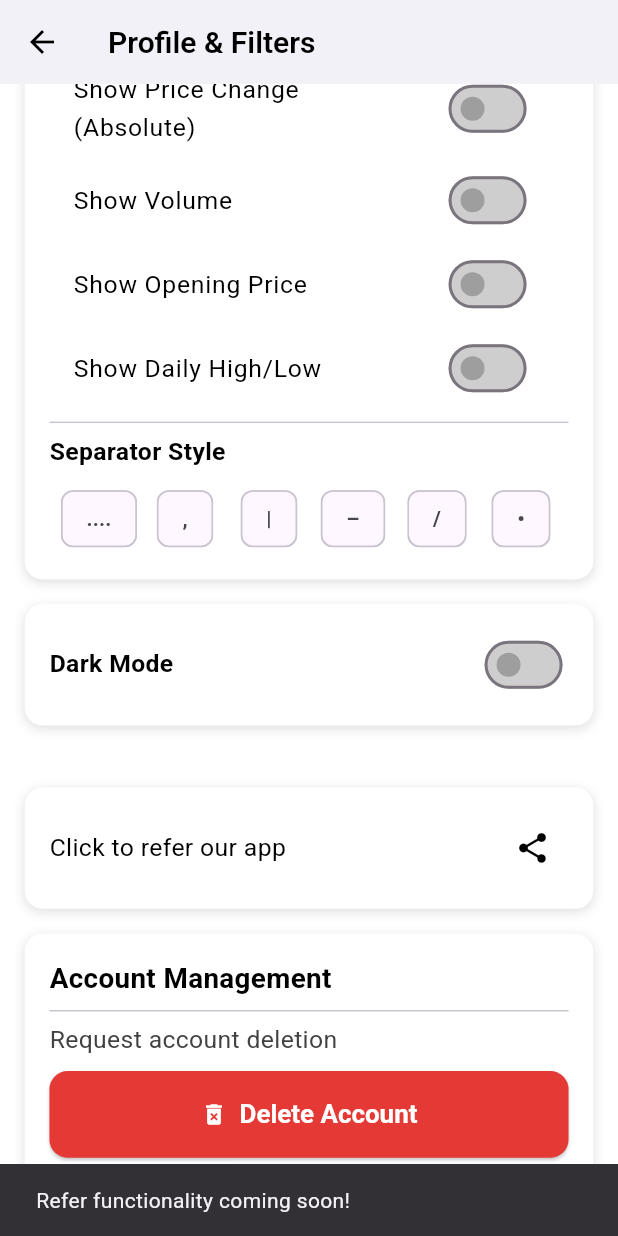
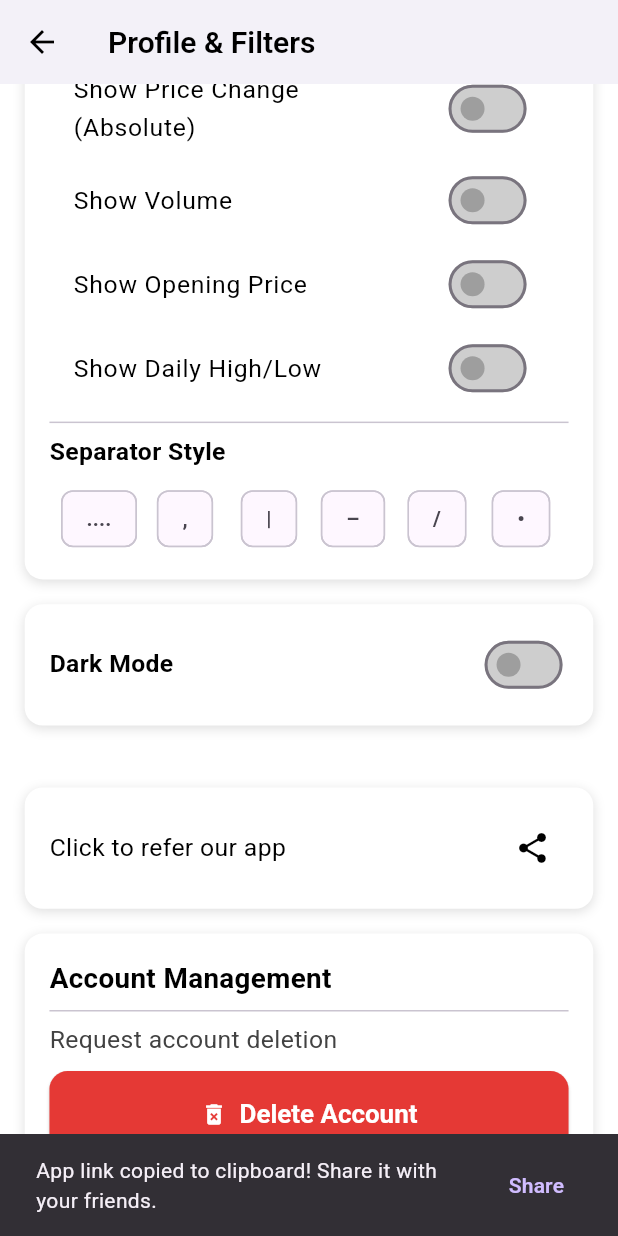
Before and after one commit to hassanabbas16/stocktok, a Flutter app: the ProfileFilterPage screen opened directly with empty values, scrolled down 576 dp, after a tap on the "share" icon, on a phone screen of 412 x 824 dp. Run offline on Flutter 3.47's test engine with Material 3 defaults, Android fonts, the phone set to English and light mode, and no system bars; drawn by our look-alikes of overlay_support; our stand-ins replace cloud_firestore, firebase_auth, firebase_core, flutter_dotenv, flutter_local_notifications; missing offline and left inert: flutter_background_service, flutter_background_service_android; accounts and stored records are empty; network calls fail.

Commit message:
Functional Improvements
added floating search bar so person can see what is being types

Added refer functionality (share_plus plugin)

Made some speed changes and reduced gap between stocks in the stream mode

Made sure the buttons scale better on larger screens

```diff
--- a/lib/pages/main_page.dart
+++ b/lib/pages/main_page.dart
@@ -34,7 +34,6 @@ class _MainPageState extends State<MainPage> with WidgetsBindingObserver {
   bool _isFloatingWindowActive = false;
   bool _isAnimationModeActive = false;
   bool _isLoading = false;
-
   // Ticker filter preferences.
   bool _tickerShowSymbol         = true;
   bool _tickerShowName           = true;
@@ -61,6 +60,8 @@ class _MainPageState extends State<MainPage> with WidgetsBindingObserver {
   void initState() {
     super.initState();
     WidgetsBinding.instance.addObserver(this);
+
+
 
     // Mark that we're on the main page (for PiP-service usage).
     Future.delayed(const Duration(milliseconds: 100), () {
@@ -433,15 +434,16 @@ class _MainPageState extends State<MainPage> with WidgetsBindingObserver {
         final minHorizontalPadding = 8.0;
         final maxHorizontalPadding = 32.0;
         final horizontalPadding = (width * 0.03).clamp(minHorizontalPadding, maxHorizontalPadding);
-        final minButtonHeight = 48.0;
-        final maxButtonHeight = 70.0;
+        final isTablet = width >= 600;
+        final minButtonHeight = isTablet ? 56.0 : 48.0;
+        final maxButtonHeight = isTablet ? 80.0 : 70.0;
         final buttonHeight = (height * 0.07).clamp(minButtonHeight, maxButtonHeight);
-        final minFontSize = 14.0;
-        final maxFontSize = 22.0;
+        final minFontSize = isTablet ? 16.0 : 14.0;
+        final maxFontSize = isTablet ? 24.0 : 22.0;
         final searchFontSize = (width * 0.04).clamp(minFontSize, maxFontSize);
-        final iconSize = (width * 0.06).clamp(24.0, 40.0);
+        final iconSize = (width * 0.06).clamp(isTablet ? 28.0 : 24.0, isTablet ? 48.0 : 40.0);
         final logoHeight = (height * 0.06).clamp(32.0, 60.0);
-        final bottomBarHeight = (height * 0.08).clamp(56.0, 80.0);
+        final bottomBarHeight = (height * 0.08).clamp(isTablet ? 64.0 : 56.0, isTablet ? 96.0 : 80.0);
 
         // If PiP mode is active, display only the PipTickerView with a close button overlay.
         if (_isFloatingWindowActive) {
@@ -579,8 +581,13 @@ class _MainPageState extends State<MainPage> with WidgetsBindingObserver {
               }
             },
             child: Scaffold(
-              backgroundColor: _darkMode ? Colors.black : null,
-              appBar: AppBar(
+              body: Stack(
+                children: [
+                  // Main content
+                  Column(
+                    children: [
+                      // AppBar
+                      AppBar(
                         elevation: 0,
                         automaticallyImplyLeading: false,
                         centerTitle: true,
@@ -588,19 +595,12 @@ class _MainPageState extends State<MainPage> with WidgetsBindingObserver {
                           mainAxisAlignment: MainAxisAlignment.center,
                           children: [
                             Image.asset('assets/icons/auth_logo.png', height: logoHeight),
-                    SizedBox(width: 8),
-                    Text(
-                      'Stock Stream',
-                      style: TextStyle(
-                        fontSize: logoHeight * 0.4,
-                        fontWeight: FontWeight.bold,
-                        color: isDark ? Colors.white : Colors.black,
-                      ),
-                    ),
                           ],
                         ),
                       ),
-              body: _isLoading
+                      // Body content
+                      Expanded(
+                        child: _isLoading
                             ? const Center(child: CircularProgressIndicator())
                             : filteredWatchlist.isEmpty
                                 ? Center(
@@ -676,7 +676,9 @@ class _MainPageState extends State<MainPage> with WidgetsBindingObserver {
                                       },
                                     ),
                                   ),
-              bottomNavigationBar: Material(
+                      ),
+                      // Bottom navigation bar
+                      Material(
                         elevation: 8,
                         child: Container(
                           height: bottomBarHeight,
@@ -703,7 +705,7 @@ class _MainPageState extends State<MainPage> with WidgetsBindingObserver {
                                     controller: _searchController,
                                     onChanged: (_) => setState(() {}),
                                     decoration: InputDecoration(
-                              hintText: 'Search...',
+                                      hintText: 'Search stocks...',
                                       hintStyle: TextStyle(
                                         color: _darkMode ? Colors.white70 : Colors.grey[600],
                                         fontSize: searchFontSize,
@@ -717,6 +719,11 @@ class _MainPageState extends State<MainPage> with WidgetsBindingObserver {
                                       color: _darkMode ? Colors.white : Colors.black,
                                       fontSize: searchFontSize,
                                     ),
+                                    textInputAction: TextInputAction.search,
+                                    onSubmitted: (value) {
+                                      // Handle search submission if needed
+                                      FocusScope.of(context).unfocus();
+                                    },
                                   ),
                                 ),
                               ),
@@ -746,6 +753,13 @@ class _MainPageState extends State<MainPage> with WidgetsBindingObserver {
                           ),
                         ),
                       ),
+                    ],
+                  ),
+
+                ],
+              ),
+              backgroundColor: _darkMode ? Colors.black : null,
+              resizeToAvoidBottomInset: true,
             ),
           ),
         );
--- a/lib/pages/profile_filter_page.dart
+++ b/lib/pages/profile_filter_page.dart
@@ -5,6 +5,7 @@ import 'package:cloud_firestore/cloud_firestore.dart';
 import 'package:provider/provider.dart';
 import 'package:url_launcher/url_launcher.dart';
 import 'package:flutter/rendering.dart';
+import 'dart:io' show Platform;
 
 import '../services/data_repository.dart';
 import 'search_page.dart';
@@ -276,6 +277,51 @@ class _ProfileFilterPageState extends State<ProfileFilterPage> {
     }
   }
 
+  /// Share app functionality
+  void _shareApp() async {
+    final String appName = 'Stock Stream';
+    final String appDescription = 'Real-time stock ticker with customizable watchlist & in-app market insights. Stay ahead of the market with our real-time, customizable stock ticker app.';
+
+    String shareText = '$appName\n\n$appDescription\n\n';
+
+    // Add platform-specific app store links
+    if (Platform.isIOS) {
+      shareText += 'Download on App Store: https://apps.apple.com/app/stock-stream-app/id6747456894';
+    } else if (Platform.isAndroid) {
+      shareText += 'Download on Google Play: https://play.google.com/store/apps/details?id=com.clash.stocktok';
+    } else {
+      // Fallback for web or other platforms
+      shareText += 'Download on App Store: https://apps.apple.com/app/stock-stream-app/id6747456894\n';
+      shareText += 'Download on Google Play: https://play.google.com/store/apps/details?id=com.clash.stocktok';
+    }
+
+    // Copy to clipboard and show success message
+    await Clipboard.setData(ClipboardData(text: shareText));
+
+    if (mounted) {
+      ScaffoldMessenger.of(context).showSnackBar(
+        SnackBar(
+          content: const Text('App link copied to clipboard! Share it with your friends.'),
+          action: SnackBarAction(
+            label: 'Share',
+            onPressed: () async {
+              // Try to open the native share dialog
+              final Uri url = Uri.parse(
+                Platform.isIOS
+                  ? 'https://apps.apple.com/app/stock-stream-app/id6747456894'
+                  : 'https://play.google.com/store/apps/details?id=com.clash.stocktok'
+              );
+
+              if (await canLaunchUrl(url)) {
+                await launchUrl(url, mode: LaunchMode.externalApplication);
+              }
+            },
+          ),
+        ),
+      );
+    }
+  }
+
   @override
   Widget build(BuildContext context) {
     return LayoutBuilder(
@@ -540,12 +586,7 @@ class _ProfileFilterPageState extends State<ProfileFilterPage> {
                                   Icons.share,
                                   color: isDark ? Colors.white : Colors.black,
                                 ),
-                                onPressed: () {
-                                  // Placeholder for refer functionality
-                                  ScaffoldMessenger.of(context).showSnackBar(
-                                    const SnackBar(content: Text('Refer functionality coming soon!')),
-                                  );
-                                },
+                                onPressed: _shareApp,
                               ),
                             ],
                           ),
--- a/lib/pages/search_page.dart
+++ b/lib/pages/search_page.dart
@@ -147,6 +147,7 @@ class _SearchPageState extends State<SearchPage> {
         final maxFontSize = 22.0;
         final searchFontSize = (width * 0.04).clamp(minFontSize, maxFontSize);
         return Scaffold(
+          resizeToAvoidBottomInset: true,
           appBar: AppBar(
             title: Container(
               height: 40,
@@ -168,11 +169,12 @@ class _SearchPageState extends State<SearchPage> {
                 ),
                 decoration: InputDecoration(
                   prefixIcon: Icon(Icons.search, color: isDark ? Colors.white70 : Colors.grey[600]),
-                  hintText: 'Search symbol...',
+                  hintText: 'Search symbol or company name...',
                   hintStyle: TextStyle(color: isDark ? Colors.white70 : Colors.grey[600]),
                   border: InputBorder.none,
                   contentPadding: EdgeInsets.symmetric(vertical: 8, horizontal: 12),
                 ),
+                textInputAction: TextInputAction.search,
               ),
             ),
             actions: [
--- a/lib/widgets/custom_scrolling_ticker.dart
+++ b/lib/widgets/custom_scrolling_ticker.dart
@@ -111,7 +111,7 @@ class _CustomScrollingTickerState extends State<CustomScrollingTicker> with Widg
     _scrollTimer = Timer.periodic(_scrollInterval, (_) {
       if (!_scrollController.hasClients) return;
 
-      final maxScroll = _scrollController.position.maxScrollExtent;
+      final maxScroll = _scrollController.position.maxScrollExtent + (widget.stocks.length * 100);
       final newPos = _scrollController.offset + _scrollSpeed;
 
       if (newPos >= maxScroll / 2) {
--- a/lib/widgets/pip_ticker_view.dart
+++ b/lib/widgets/pip_ticker_view.dart
@@ -22,7 +22,7 @@ class _PipTickerViewState extends State<PipTickerView> with WidgetsBindingObserv
   final ScrollController _scrollController = ScrollController();
   Timer? _scrollTimer;
 
-  static const double _scrollSpeed = 2.5; // Increased speed
+  static const double _scrollSpeed = 2.25; // Increased speed
   static const Duration _scrollInterval = Duration(milliseconds: 10); // Faster interval
 
   final List<String> _liveSegments = [];
@@ -109,7 +109,7 @@ class _PipTickerViewState extends State<PipTickerView> with WidgetsBindingObserv
     _scrollTimer = Timer.periodic(_scrollInterval, (_) {
       if (!_scrollController.hasClients) return;
 
-      final maxScroll = _scrollController.position.maxScrollExtent;
+      final maxScroll = _scrollController.position.maxScrollExtent + (widget.stocks.length * 100);
       final newPos = _scrollController.offset + _scrollSpeed;
 
       if (newPos >= maxScroll / 2) {
--- a/pubspec.yaml
+++ b/pubspec.yaml
@@ -29,6 +29,7 @@ dependencies:
   flutter_background_service: ^5.1.0
   flutter_local_notifications: ^18.0.1
   url_launcher: ^6.2.5
+  share_plus: ^7.2.1
 
 dev_dependencies:
   flutter_test:
```
Also changed, not shown: assets/icons/new_Icon.png (deleted), assets/icons/new_logo.png (deleted), pubspec.lock, 3 other files. Lines whose indentation alone changed are shown as unchanged.
